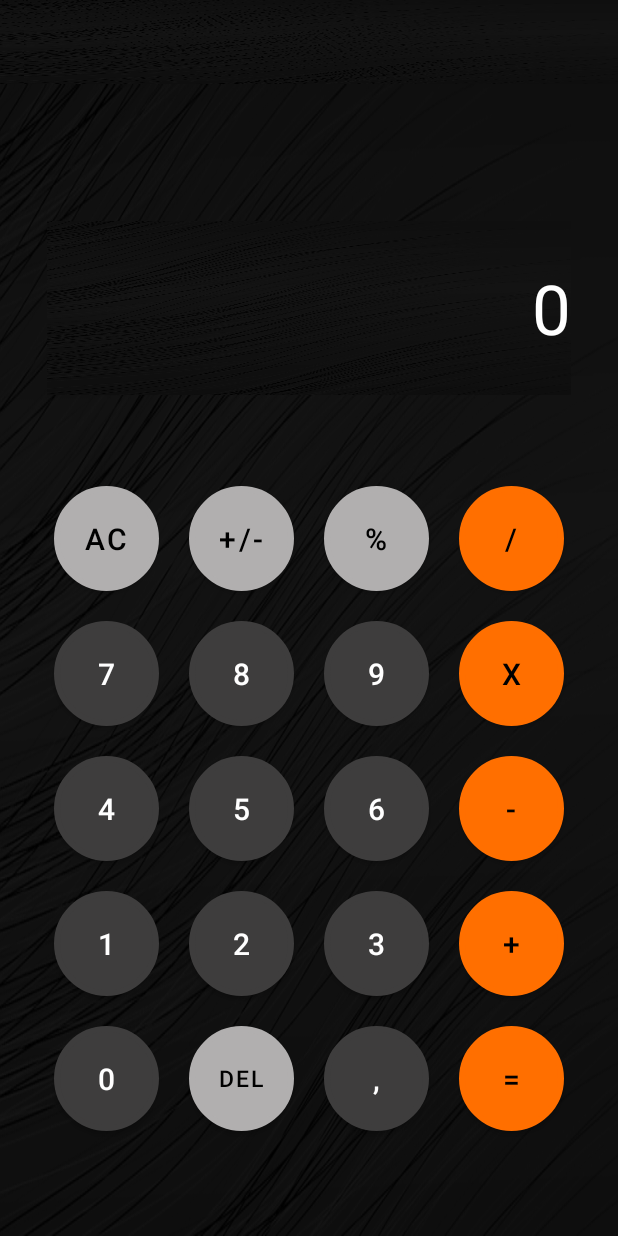
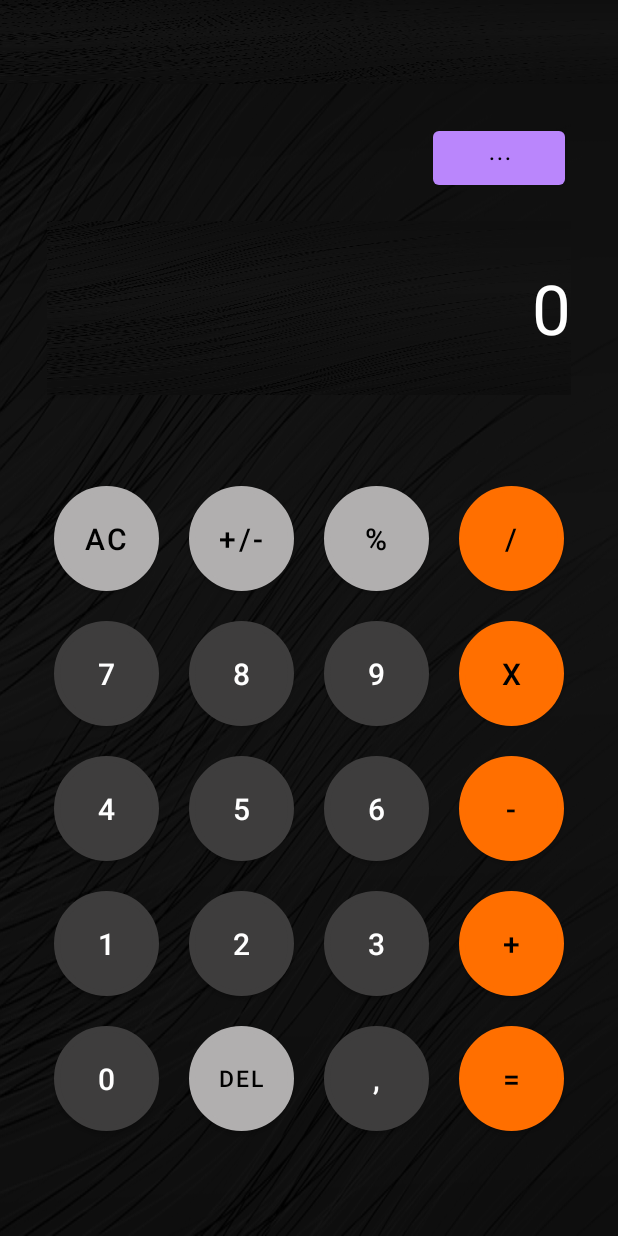
Before and after one commit to KGregoriy/Android, an Android app: the screen it shows after launch (MainActivity), on a phone screen of 412 x 824 dp. Run offline under Robolectric (Android 15) with nearby library versions, the phone set to English and light mode, and no system bars.

Commit message:
Доработка калькулятора
Материальные кнопки на ландшафтной активити
Активити с выбором темы

```diff
--- a/Project Calculator/app/src/main/AndroidManifest.xml
+++ b/Project Calculator/app/src/main/AndroidManifest.xml
@@ -8,8 +8,8 @@
         android:label="@string/app_name"
         android:roundIcon="@mipmap/ic_launcher_round"
         android:supportsRtl="true"
-        android:theme="@style/MyTheme_night"
-        >
+        android:theme="@style/MyTheme_night">
+        <activity android:name=".SettingsActivity"></activity>
         <activity android:name=".MainActivity">
             <intent-filter>
                 <action android:name="android.intent.action.MAIN" />
--- /dev/null
+++ b/Project Calculator/app/src/main/java/com/example/calculator/Constants.java
@@ -0,0 +1,5 @@
+package com.example.calculator;
+
+public interface Constants {
+    Boolean YOUR_THEME = false;
+}
--- a/Project Calculator/app/src/main/java/com/example/calculator/MainActivity.java
+++ b/Project Calculator/app/src/main/java/com/example/calculator/MainActivity.java
@@ -1,7 +1,9 @@
 package com.example.calculator;
 
+import androidx.annotation.Nullable;
 import androidx.appcompat.app.AppCompatActivity;
 
+import android.content.Intent;
 import android.os.Bundle;
 import android.view.View;
 import android.widget.Button;
@@ -10,7 +12,7 @@ import android.widget.Toast;
 
 import java.util.Locale;
 
-public class MainActivity extends AppCompatActivity {
+public class MainActivity extends AppCompatActivity implements Constants {
 
     private TextView textView;
     private TextView textViewValue;
@@ -52,19 +54,34 @@ public class MainActivity extends AppCompatActivity {
         initButton_Minus_ClickListener();
         initButton_Plus_ClickListener();
         initButton_Equals_ClickListener();
+
+        initButton_settings();
+    }
+
+    private void initButton_settings() {
+        Button button = findViewById(R.id.buttonSettings);
+        button.setOnClickListener(v -> {
+            Intent runSetting = new Intent(MainActivity.this,SettingsActivity.class);
+            startActivity(runSetting);
+        });
+    }
+
+    @Override
+    protected void onActivityResult(int requestCode, int resultCode, @Nullable Intent data) {
+        super.onActivityResult(requestCode, resultCode, data);
+
+
+
     }
 
     private void initButton_PlusMinus_ClickListener() {
         Button button = findViewById(R.id.button_plus_minus);
-        button.setOnClickListener(new View.OnClickListener() {
-            @Override
-            public void onClick(View v) {
-                value1 = textView.getText().toString();
-                value2 = calculation.Operation_Conversion(value1);
+        button.setOnClickListener(v -> {
+            value1 = textView.getText().toString();
+            value2 = calculation.Operation_Conversion(value1);
 
-                //setTextRezult(textView, value2);
-                Toast.makeText(getApplicationContext(),"Кнопка пока не работает", Toast.LENGTH_SHORT).show();
-            }
+            //setTextRezult(textView, value2);
+            Toast.makeText(getApplicationContext(),"Кнопка пока не работает", Toast.LENGTH_SHORT).show();
         });
     }
 
--- a/Project Calculator/app/src/main/res/layout-land/activity_main.xml
+++ b/Project Calculator/app/src/main/res/layout-land/activity_main.xml
@@ -8,9 +8,10 @@
     app:layoutDescription="@xml/activity_main_scene"
     tools:context=".MainActivity">
 
-    <Button
+    <com.google.android.material.button.MaterialButton
         android:id="@+id/button_9"
         style="@style/ButtonStyle_Numbers"
+        app:backgroundTint="@color/ButtonTintGrey"
         android:layout_marginStart="37dp"
         android:layout_marginTop="100dp"
         android:layout_marginEnd="10dp"
@@ -24,9 +25,10 @@
         app:layout_constraintStart_toEndOf="@+id/textView"
         app:layout_constraintTop_toTopOf="parent" />
 
-    <Button
+    <com.google.android.material.button.MaterialButton
         android:id="@+id/button_dot"
         style="@style/ButtonStyle_Numbers"
+        app:backgroundTint="@color/ButtonTintGrey"
         android:layout_marginStart="10dp"
         android:layout_marginTop="5dp"
         android:layout_marginEnd="10dp"
@@ -39,9 +41,10 @@
         app:layout_constraintStart_toEndOf="@+id/button_0"
         app:layout_constraintTop_toBottomOf="@+id/button_2" />
 
-    <Button
+    <com.google.android.material.button.MaterialButton
         android:id="@+id/button_0"
         style="@style/ButtonStyle_Numbers"
+        app:backgroundTint="@color/ButtonTintGrey"
         android:layout_marginStart="30dp"
         android:layout_marginTop="5dp"
         android:layout_marginEnd="10dp"
@@ -55,9 +58,10 @@
         app:layout_constraintTop_toBottomOf="@+id/button_3"
         app:layout_constraintVertical_bias="1.0" />
 
-    <Button
+    <com.google.android.material.button.MaterialButton
         android:id="@+id/button_1"
         style="@style/ButtonStyle_Numbers"
+        app:backgroundTint="@color/ButtonTintGrey"
         android:layout_marginStart="13dp"
         android:layout_marginTop="5dp"
         android:layout_marginEnd="68dp"
@@ -85,8 +89,9 @@
         app:layout_constraintTop_toTopOf="parent"
         app:layout_constraintVertical_bias="1.0" />
 
-    <Button
+    <com.google.android.material.button.MaterialButton
         android:id="@+id/button_7"
+        app:backgroundTint="@color/ButtonTintGrey"
         style="@style/ButtonStyle_Numbers"
         android:layout_marginStart="10dp"
         android:layout_marginTop="100dp"
@@ -100,9 +105,10 @@
         app:layout_constraintStart_toEndOf="@+id/button_8"
         app:layout_constraintTop_toTopOf="parent" />
 
-    <Button
+    <com.google.android.material.button.MaterialButton
         android:id="@+id/button_8"
         style="@style/ButtonStyle_Numbers"
+        app:backgroundTint="@color/ButtonTintGrey"
         android:layout_marginStart="10dp"
         android:layout_marginTop="100dp"
         android:layout_marginEnd="10dp"
@@ -115,9 +121,10 @@
         app:layout_constraintStart_toEndOf="@+id/button_9"
         app:layout_constraintTop_toTopOf="parent" />
 
-    <Button
+    <com.google.android.material.button.MaterialButton
         android:id="@+id/button_2"
         style="@style/ButtonStyle_Numbers"
+        app:backgroundTint="@color/ButtonTintGrey"
         android:layout_marginStart="10dp"
         android:layout_marginTop="5dp"
         android:layout_marginEnd="10dp"
@@ -130,9 +137,10 @@
         app:layout_constraintStart_toEndOf="@+id/button_3"
         app:layout_constraintTop_toBottomOf="@+id/button_5" />
 
-    <Button
+    <com.google.android.material.button.MaterialButton
         android:id="@+id/button_5"
         style="@style/ButtonStyle_Numbers"
+        app:backgroundTint="@color/ButtonTintGrey"
         android:layout_marginStart="10dp"
         android:layout_marginTop="5dp"
         android:layout_marginEnd="10dp"
@@ -145,9 +153,10 @@
         app:layout_constraintStart_toEndOf="@+id/button_6"
         app:layout_constraintTop_toBottomOf="@+id/button_8" />
 
-    <Button
+    <com.google.android.material.button.MaterialButton
         android:id="@+id/button_equally"
         style="@style/ButtonStyle_Numbers"
+        app:backgroundTint="#FF6F00"
         android:layout_marginStart="10dp"
         android:layout_marginTop="5dp"
         android:layout_marginEnd="68dp"
@@ -160,9 +169,10 @@
         app:layout_constraintStart_toEndOf="@+id/button_dot"
         app:layout_constraintTop_toBottomOf="@+id/button_1" />
 
-    <Button
+    <com.google.android.material.button.MaterialButton
         android:id="@+id/button_4"
         style="@style/ButtonStyle_Numbers"
+        app:backgroundTint="@color/ButtonTintGrey"
         android:layout_marginStart="10dp"
         android:layout_marginTop="5dp"
         android:layout_marginEnd="68dp"
@@ -175,9 +185,10 @@
         app:layout_constraintStart_toEndOf="@+id/button_5"
         app:layout_constraintTop_toBottomOf="@+id/button_7" />
 
-    <Button
+    <com.google.android.material.button.MaterialButton
         android:id="@+id/button_3"
         style="@style/ButtonStyle_Numbers"
+        app:backgroundTint="@color/ButtonTintGrey"
         android:layout_marginStart="30dp"
         android:layout_marginTop="5dp"
         android:layout_marginEnd="10dp"
@@ -190,9 +201,10 @@
         app:layout_constraintStart_toEndOf="@+id/button19"
         app:layout_constraintTop_toBottomOf="@+id/button_6" />
 
-    <Button
+    <com.google.android.material.button.MaterialButton
         android:id="@+id/button_6"
         style="@style/ButtonStyle_Numbers"
+        app:backgroundTint="@color/ButtonTintGrey"
         android:layout_marginStart="37dp"
         android:layout_marginTop="5dp"
         android:layout_marginEnd="10dp"
@@ -205,9 +217,10 @@
         app:layout_constraintStart_toEndOf="@+id/textView"
         app:layout_constraintTop_toBottomOf="@+id/button_9" />
 
-    <Button
+    <com.google.android.material.button.MaterialButton
         android:id="@+id/button_plus_minus"
         style="@style/ButtonStyle_Numbers"
+        app:backgroundTint="@color/ButtonTint"
         android:layout_marginStart="46dp"
         android:layout_marginTop="53dp"
         android:layout_marginEnd="10dp"
@@ -220,9 +233,10 @@
         app:layout_constraintStart_toStartOf="parent"
         app:layout_constraintTop_toBottomOf="@+id/textView" />
 
-    <Button
+    <com.google.android.material.button.MaterialButton
         android:id="@+id/button_plus"
         style="@style/ButtonStyle_Numbers"
+        app:backgroundTint="#FF6F00"
         android:layout_marginStart="10dp"
         android:layout_marginTop="10dp"
         android:layout_marginEnd="10dp"
@@ -235,9 +249,10 @@
         app:layout_constraintStart_toEndOf="@+id/button_minus"
         app:layout_constraintTop_toBottomOf="@+id/button19" />
 
-    <Button
+    <com.google.android.material.button.MaterialButton
         android:id="@+id/button_percent"
         style="@style/ButtonStyle_Numbers"
+        app:backgroundTint="@color/ButtonTint"
         android:layout_marginStart="10dp"
         android:layout_marginTop="53dp"
         android:layout_marginEnd="10dp"
@@ -250,9 +265,10 @@
         app:layout_constraintStart_toEndOf="@+id/button_plus_minus"
         app:layout_constraintTop_toBottomOf="@+id/textView" />
 
-    <Button
+    <com.google.android.material.button.MaterialButton
         android:id="@+id/button_div"
         style="@style/ButtonStyle_Numbers"
+        app:backgroundTint="#FF6F00"
         android:layout_marginStart="46dp"
         android:layout_marginTop="10dp"
         android:layout_marginEnd="10dp"
@@ -265,9 +281,10 @@
         app:layout_constraintStart_toStartOf="parent"
         app:layout_constraintTop_toBottomOf="@+id/button_plus_minus" />
 
-    <Button
+    <com.google.android.material.button.MaterialButton
         android:id="@+id/button19"
         style="@style/ButtonStyle_Numbers"
+        app:backgroundTint="@color/ButtonTint"
         android:layout_marginStart="10dp"
         android:layout_marginTop="53dp"
         android:layout_marginEnd="10dp"
@@ -280,9 +297,10 @@
         app:layout_constraintStart_toEndOf="@+id/button_clear"
         app:layout_constraintTop_toBottomOf="@+id/textView" />
 
-    <Button
+    <com.google.android.material.button.MaterialButton
         android:id="@+id/button_clear"
         style="@style/ButtonStyle_Numbers"
+        app:backgroundTint="@color/ButtonTint"
         android:layout_marginStart="10dp"
         android:layout_marginTop="53dp"
         android:layout_marginEnd="10dp"
@@ -296,9 +314,10 @@
         app:layout_constraintStart_toEndOf="@+id/button_percent"
         app:layout_constraintTop_toBottomOf="@+id/textView" />
 
-    <Button
+    <com.google.android.material.button.MaterialButton
         android:id="@+id/button_mul"
         style="@style/ButtonStyle_Numbers"
+        app:backgroundTint="#FF6F00"
         android:layout_marginStart="10dp"
         android:layout_marginTop="10dp"
         android:layout_marginEnd="10dp"
@@ -311,9 +330,10 @@
         app:layout_constraintStart_toEndOf="@+id/button_div"
         app:layout_constraintTop_toBottomOf="@+id/button_percent" />
 
-    <Button
+    <com.google.android.material.button.MaterialButton
         android:id="@+id/button_minus"
         style="@style/ButtonStyle_Numbers"
+        app:backgroundTint="#FF6F00"
         android:layout_marginStart="10dp"
         android:layout_marginTop="10dp"
         android:layout_marginEnd="10dp"
--- a/Project Calculator/app/src/main/res/layout/activity_main.xml
+++ b/Project Calculator/app/src/main/res/layout/activity_main.xml
@@ -5,8 +5,7 @@
     android:layout_width="match_parent"
     android:layout_height="match_parent"
     app:layoutDescription="@xml/activity_main_scene"
-    tools:context=".MainActivity"
-    >
+    tools:context=".MainActivity">
 
     <com.google.android.material.button.MaterialButton
         android:id="@+id/button_9"
@@ -318,4 +317,20 @@
         app:layout_constraintStart_toStartOf="parent"
         app:layout_constraintTop_toTopOf="parent" />
 
+    <Button
+        android:id="@+id/buttonSettings"
+        android:layout_width="wrap_content"
+        android:layout_height="wrap_content"
+        android:layout_marginStart="82dp"
+        android:layout_marginTop="16dp"
+        android:layout_marginEnd="35dp"
+        android:layout_marginBottom="9dp"
+        android:gravity="center_horizontal"
+        android:text="..."
+        android:textAlignment="center"
+        app:layout_constraintBottom_toTopOf="@+id/textView"
+        app:layout_constraintEnd_toEndOf="parent"
+        app:layout_constraintStart_toEndOf="@+id/textView2"
+        app:layout_constraintTop_toTopOf="parent" />
+
 </androidx.constraintlayout.widget.ConstraintLayout>
--- a/Project Calculator/app/src/main/res/values/dimens.xml
+++ b/Project Calculator/app/src/main/res/values/dimens.xml
@@ -1,7 +1,7 @@
 <?xml version="1.0" encoding="utf-8"?>
 <resources>
-    <dimen name="textSizeButton">20dp</dimen>
-    <dimen name="textSizeTextView">46dp</dimen>
+    <dimen name="textSizeButton">20sp</dimen>
+    <dimen name="textSizeTextView">46sp</dimen>
     <dimen name="layout_width_button">70dp</dimen>
     <dimen name="layout_height_button">70dp</dimen>
 </resources>
--- a/Project Calculator/app/src/main/res/values/strings.xml
+++ b/Project Calculator/app/src/main/res/values/strings.xml
@@ -22,4 +22,6 @@
     <string name="_ButtonDiv">/</string>
     <string name="_Button9">9</string>
     <string name="textview2">0</string>
+    <string name="SettingsActivityButtonReturn">Назад</string>
+    <string name="SettingsActivitySwitch">Темная тема</string>
 </resources>
```
Also changed, not shown: Project Calculator/app/src/main/java/com/example/calculator/SettingsActivity.java (added, +44 -0 lines), Project Calculator/app/src/main/res/layout/activity_settings.xml (added, +38 -0 lines).
